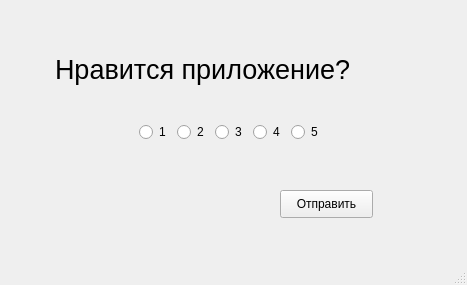
DmitryKopcheny/Kursach, file prototype/rateapp.ui: the form before one commit.
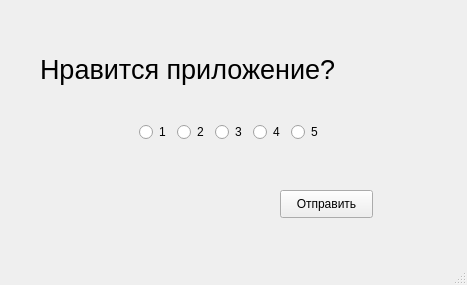
The form after the commit. Icons and pictures are not drawn.

Patch:
```diff
--- a/prototype/rateapp.ui
+++ b/prototype/rateapp.ui
@@ -49,7 +49,7 @@
         </font>
        </property>
        <property name="text">
-        <string>  Нравится приложение?</string>
+        <string>Нравится приложение?</string>
        </property>
       </widget>
      </item>
```
